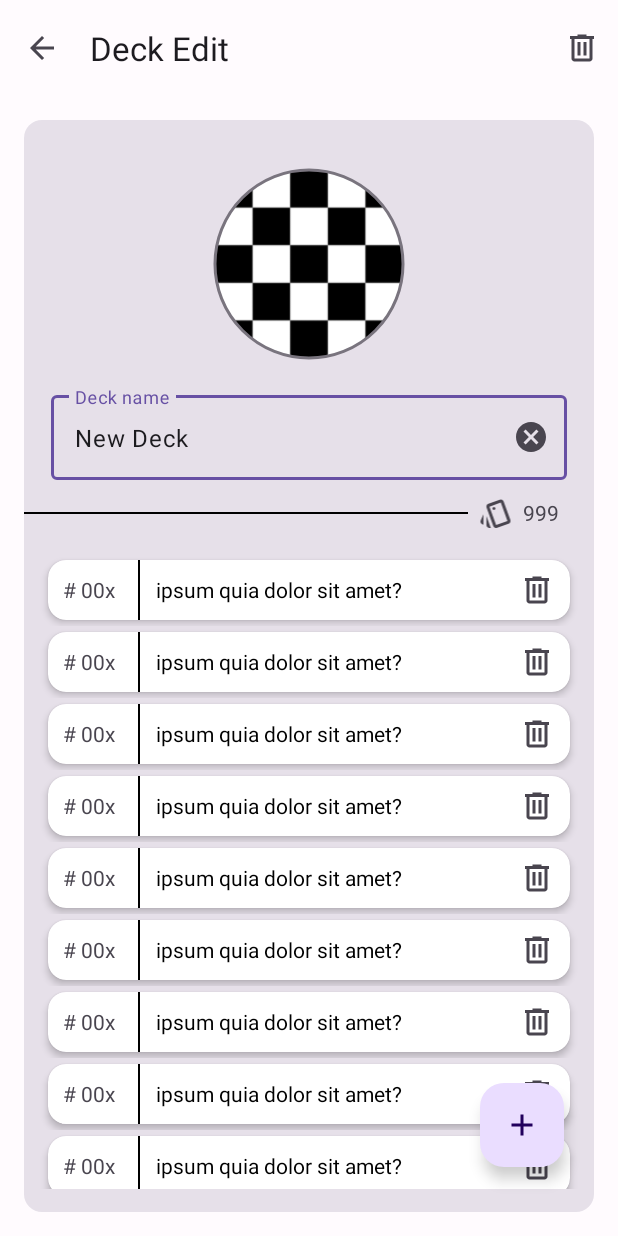
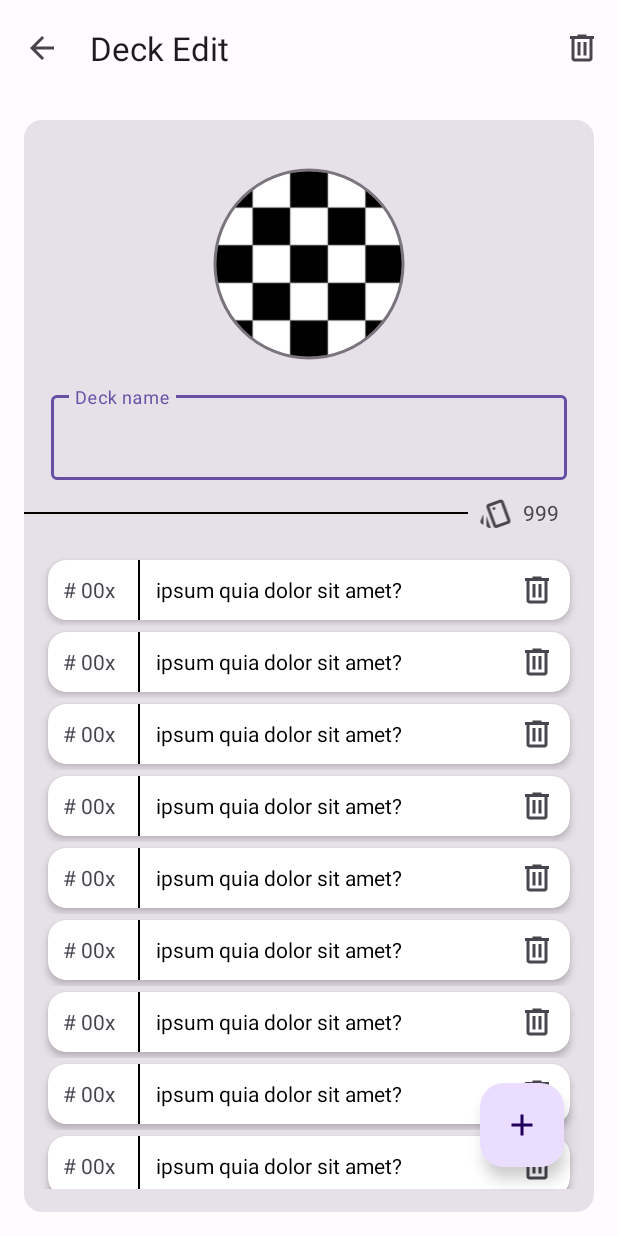
Before and after one commit to harouzie/android-final, an Android app: the DeckEditActivity screen opened directly, with no data from a screen before it, on a phone screen of 412 x 824 dp. Run offline under Robolectric (Android 15) with nearby library versions, the phone set to English and light mode, and no system bars.

Commit message:
- ViewModel part2 - slightly adjustment in card_edit.xml

```diff
--- a/app/build.gradle.kts
+++ b/app/build.gradle.kts
@@ -15,9 +15,6 @@ android {
         versionName = "1.0"
 
         testInstrumentationRunner = "androidx.test.runner.AndroidJUnitRunner"
-    }
-    buildFeatures {
-        viewBinding = true
     }
 
     buildTypes {
--- a/app/src/main/java/tdtu/fit/hrz/flashcards/activities/DeckEditActivity.java
+++ b/app/src/main/java/tdtu/fit/hrz/flashcards/activities/DeckEditActivity.java
@@ -33,7 +33,7 @@ public class DeckEditActivity extends AppCompatActivity {
     private MaterialToolbar topAppBar;
     private TextInputEditText title;
     private FloatingActionButton floatingActionButton;
-    private DeckViewModel model = new ViewModelProvider(this).get(DeckViewModel.class);
+    private DeckViewModel model;
 
     @Override
     protected void onCreate(Bundle savedInstanceState) {
@@ -41,6 +41,7 @@ public class DeckEditActivity extends AppCompatActivity {
         setContentView(R.layout.activity_deck_edit);
 
         setTitle("Flashcard Preview");
+        model = new ViewModelProvider(this).get(DeckViewModel.class);
 
         //========initialize views========================
         topAppBar = findViewById(R.id.topAppBar);
--- a/app/src/main/res/layout/activity_card_edit.xml
+++ b/app/src/main/res/layout/activity_card_edit.xml
@@ -121,12 +121,12 @@
                         android:layout_marginEnd="16dp"
                         android:layout_marginTop="16dp"
                         android:layout_marginBottom="16dp"
-                        android:hint="@string/your_question"
-                        app:endIconMode="clear_text">
+                        android:hint="@string/your_question">
                         <com.google.android.material.textfield.TextInputEditText
+                            android:id="@+id/question"
                             android:layout_width="match_parent"
                             android:layout_height="match_parent"
-                            android:gravity="top"/>
+                            android:gravity="center_vertical|left"/>
 
                     </com.google.android.material.textfield.TextInputLayout>
 
--- a/app/src/main/res/layout/activity_deck_edit.xml
+++ b/app/src/main/res/layout/activity_deck_edit.xml
@@ -68,8 +68,7 @@
                     android:layout_width="match_parent"
                     android:layout_height="wrap_content"
                     android:hint="@string/deck_name"
-                    android:textColorHint="@color/gray"
-                    android:text="New Deck">
+                    android:textColorHint="@color/gray">
 
                 </com.google.android.material.textfield.TextInputEditText>
             </com.google.android.material.textfield.TextInputLayout>
```
Also changed, not shown: app/src/main/java/tdtu/fit/hrz/flashcards/activities/CardEditActivity.java (+21 -0 lines), app/src/main/java/tdtu/fit/hrz/flashcards/viewmodels/DeckViewModel.java (+14 -0 lines).
